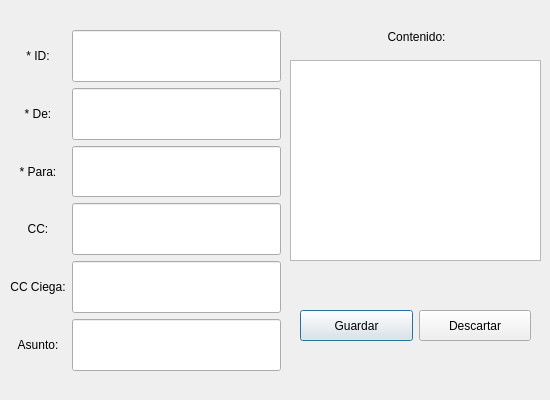
roblescristian4722/lector_correo, file agregar.ui: the form before one commit.
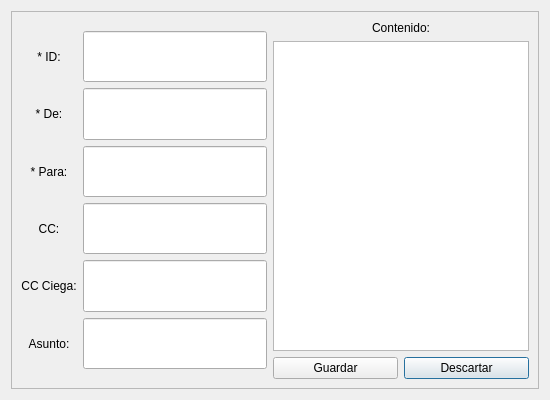
The form after the commit.

Commit message: Organización de campos de la gui (entregable 4)

What changed in the file:
```diff
--- a/agregar.ui
+++ b/agregar.ui
@@ -13,15 +13,31 @@
   <property name="windowTitle">
    <string>Dialog</string>
   </property>
+  <layout class="QGridLayout" name="gridLayout">
+   <item row="0" column="0">
+    <widget class="QFrame" name="frame">
+     <property name="frameShape">
+      <enum>QFrame::StyledPanel</enum>
+     </property>
+     <property name="frameShadow">
+      <enum>QFrame::Raised</enum>
+     </property>
+     <layout class="QGridLayout" name="gridLayout_2">
+      <item row="2" column="3">
+       <widget class="QPushButton" name="descartar">
+        <property name="sizePolicy">
+         <sizepolicy hsizetype="Minimum" vsizetype="Preferred">
+          <horstretch>0</horstretch>
+          <verstretch>0</verstretch>
+         </sizepolicy>
+        </property>
+        <property name="text">
+         <string>Descartar</string>
+        </property>
+       </widget>
+      </item>
+      <item row="0" column="2" colspan="2">
   <widget class="QLabel" name="contenido">
-   <property name="geometry">
-    <rect>
-     <x>291</x>
-     <y>21</y>
-     <width>251</width>
-     <height>31</height>
-    </rect>
-   </property>
    <property name="text">
     <string>Contenido:</string>
    </property>
@@ -29,27 +45,91 @@
     <set>Qt::AlignCenter</set>
    </property>
   </widget>
-  <widget class="QPlainTextEdit" name="contenido_caja">
-   <property name="geometry">
-    <rect>
-     <x>290</x>
-     <y>60</y>
-     <width>251</width>
-     <height>201</height>
-    </rect>
-   </property>
-  </widget>
-  <widget class="QWidget" name="layoutWidget">
-   <property name="geometry">
-    <rect>
-     <x>10</x>
-     <y>20</y>
-     <width>271</width>
-     <height>361</height>
-    </rect>
-   </property>
-   <layout class="QHBoxLayout" name="horizontalLayout">
+      </item>
+      <item row="2" column="2">
+       <widget class="QPushButton" name="guardar">
+        <property name="sizePolicy">
+         <sizepolicy hsizetype="Minimum" vsizetype="Preferred">
+          <horstretch>0</horstretch>
+          <verstretch>0</verstretch>
+         </sizepolicy>
+        </property>
+        <property name="text">
+         <string>Guardar</string>
+        </property>
+       </widget>
+      </item>
+      <item row="0" column="1" rowspan="3">
+       <layout class="QVBoxLayout" name="verticalLayout">
+        <property name="topMargin">
+         <number>10</number>
+        </property>
+        <property name="bottomMargin">
+         <number>10</number>
+        </property>
     <item>
+         <widget class="QLineEdit" name="id_linea">
+          <property name="sizePolicy">
+           <sizepolicy hsizetype="Expanding" vsizetype="Preferred">
+            <horstretch>0</horstretch>
+            <verstretch>0</verstretch>
+           </sizepolicy>
+          </property>
+         </widget>
+        </item>
+        <item>
+         <widget class="QLineEdit" name="rem_linea">
+          <property name="sizePolicy">
+           <sizepolicy hsizetype="Expanding" vsizetype="Preferred">
+            <horstretch>0</horstretch>
+            <verstretch>0</verstretch>
+           </sizepolicy>
+          </property>
+         </widget>
+        </item>
+        <item>
+         <widget class="QLineEdit" name="des_linea">
+          <property name="sizePolicy">
+           <sizepolicy hsizetype="Expanding" vsizetype="Preferred">
+            <horstretch>0</horstretch>
+            <verstretch>0</verstretch>
+           </sizepolicy>
+          </property>
+         </widget>
+        </item>
+        <item>
+         <widget class="QLineEdit" name="copiaCarbon_linea">
+          <property name="sizePolicy">
+           <sizepolicy hsizetype="Expanding" vsizetype="Preferred">
+            <horstretch>0</horstretch>
+            <verstretch>0</verstretch>
+           </sizepolicy>
+          </property>
+         </widget>
+        </item>
+        <item>
+         <widget class="QLineEdit" name="copiaCarbonCiega_linea">
+          <property name="sizePolicy">
+           <sizepolicy hsizetype="Expanding" vsizetype="Preferred">
+            <horstretch>0</horstretch>
+            <verstretch>0</verstretch>
+           </sizepolicy>
+          </property>
+         </widget>
+        </item>
+        <item>
+         <widget class="QLineEdit" name="asunto_linea">
+          <property name="sizePolicy">
+           <sizepolicy hsizetype="Preferred" vsizetype="Preferred">
+            <horstretch>0</horstretch>
+            <verstretch>0</verstretch>
+           </sizepolicy>
+          </property>
+         </widget>
+        </item>
+       </layout>
+      </item>
+      <item row="0" column="0" rowspan="3">
      <layout class="QVBoxLayout" name="verticalLayout_2">
       <property name="topMargin">
        <number>10</number>
@@ -119,128 +199,13 @@
       </item>
      </layout>
     </item>
-    <item>
-     <layout class="QVBoxLayout" name="verticalLayout">
-      <property name="topMargin">
-       <number>10</number>
-      </property>
-      <property name="bottomMargin">
-       <number>10</number>
-      </property>
-      <item>
-       <widget class="QLineEdit" name="id_linea">
-        <property name="sizePolicy">
-         <sizepolicy hsizetype="Expanding" vsizetype="Preferred">
-          <horstretch>0</horstretch>
-          <verstretch>0</verstretch>
-         </sizepolicy>
-        </property>
-       </widget>
+      <item row="1" column="2" colspan="2">
+       <widget class="QPlainTextEdit" name="contenido_caja"/>
       </item>
-      <item>
-       <widget class="QLineEdit" name="rem_linea">
-        <property name="sizePolicy">
-         <sizepolicy hsizetype="Expanding" vsizetype="Preferred">
-          <horstretch>0</horstretch>
-          <verstretch>0</verstretch>
-         </sizepolicy>
-        </property>
-       </widget>
-      </item>
-      <item>
-       <widget class="QLineEdit" name="des_linea">
-        <property name="sizePolicy">
-         <sizepolicy hsizetype="Expanding" vsizetype="Preferred">
-          <horstretch>0</horstretch>
-          <verstretch>0</verstretch>
-         </sizepolicy>
-        </property>
-       </widget>
-      </item>
-      <item>
-       <widget class="QLineEdit" name="copiaCarbon_linea">
-        <property name="sizePolicy">
-         <sizepolicy hsizetype="Expanding" vsizetype="Preferred">
-          <horstretch>0</horstretch>
-          <verstretch>0</verstretch>
-         </sizepolicy>
-        </property>
-       </widget>
-      </item>
-      <item>
-       <widget class="QLineEdit" name="copiaCarbonCiega_linea">
-        <property name="sizePolicy">
-         <sizepolicy hsizetype="Expanding" vsizetype="Preferred">
-          <horstretch>0</horstretch>
-          <verstretch>0</verstretch>
-         </sizepolicy>
-        </property>
-       </widget>
-      </item>
-      <item>
-       <widget class="QLineEdit" name="asunto_linea">
-        <property name="sizePolicy">
-         <sizepolicy hsizetype="Preferred" vsizetype="Preferred">
-          <horstretch>0</horstretch>
-          <verstretch>0</verstretch>
-         </sizepolicy>
-        </property>
-       </widget>
-      </item>
      </layout>
-    </item>
-   </layout>
-  </widget>
-  <widget class="QWidget" name="layoutWidget">
-   <property name="geometry">
-    <rect>
-     <x>290</x>
-     <y>300</y>
-     <width>251</width>
-     <height>51</height>
-    </rect>
-   </property>
-   <layout class="QHBoxLayout" name="horizontalLayout_2">
-    <property name="leftMargin">
-     <number>10</number>
-    </property>
-    <property name="topMargin">
-     <number>10</number>
-    </property>
-    <property name="rightMargin">
-     <number>10</number>
-    </property>
-    <property name="bottomMargin">
-     <number>10</number>
-    </property>
-    <item>
-     <widget class="QPushButton" name="guardar">
-      <property name="sizePolicy">
-       <sizepolicy hsizetype="Minimum" vsizetype="Preferred">
-        <horstretch>0</horstretch>
-        <verstretch>0</verstretch>
-       </sizepolicy>
-      </property>
-      <property name="text">
-       <string>Guardar</string>
-      </property>
-     </widget>
-    </item>
-    <item>
-     <widget class="QPushButton" name="descartar">
-      <property name="sizePolicy">
-       <sizepolicy hsizetype="Minimum" vsizetype="Preferred">
-        <horstretch>0</horstretch>
-        <verstretch>0</verstretch>
-       </sizepolicy>
-      </property>
-      <property name="text">
-       <string>Descartar</string>
-      </property>
-     </widget>
-    </item>
-   </layout>
-  </widget>
+    </widget>
+   </item>
+  </layout>
  </widget>
  <resources/>
  <connections>
```
Lines whose indentation alone changed are shown as unchanged. The commit also changes 4 other files.
